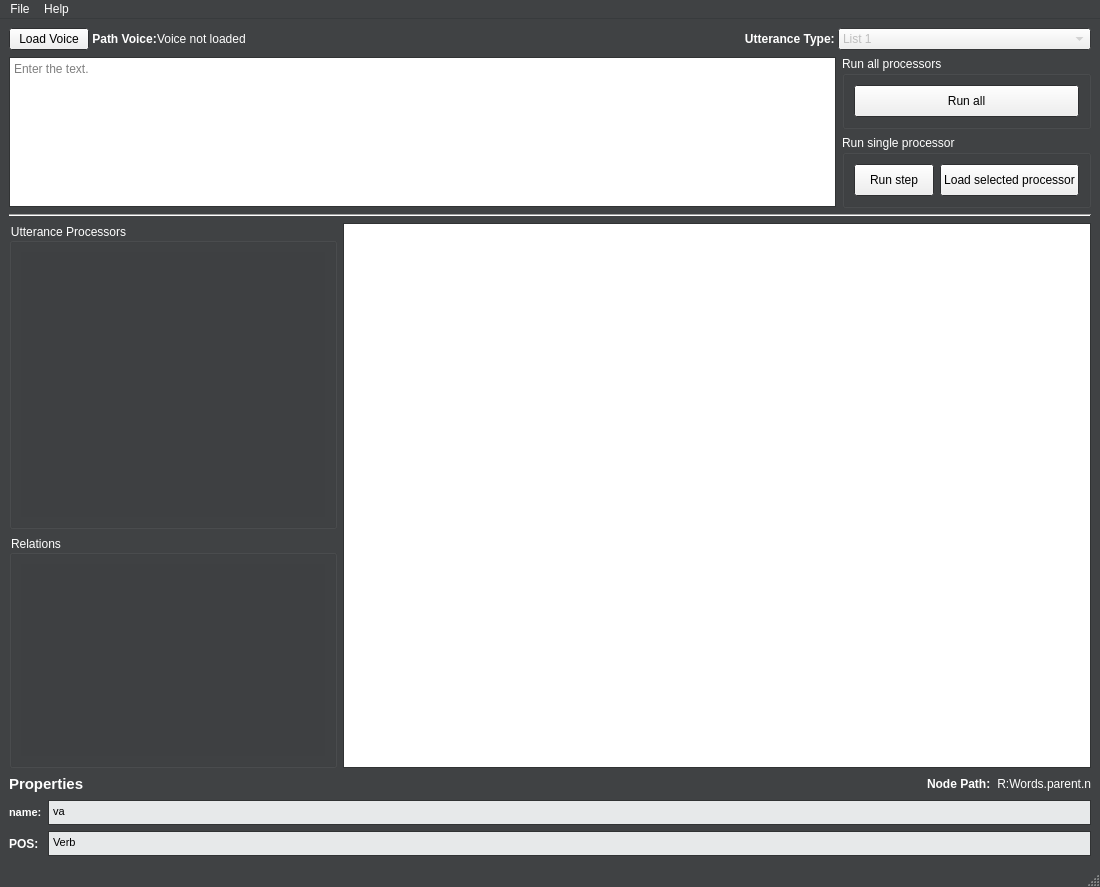
graphiteSWE/DeSpeect, file DeSpeect/Qt/src/view.ui: the form before one commit.
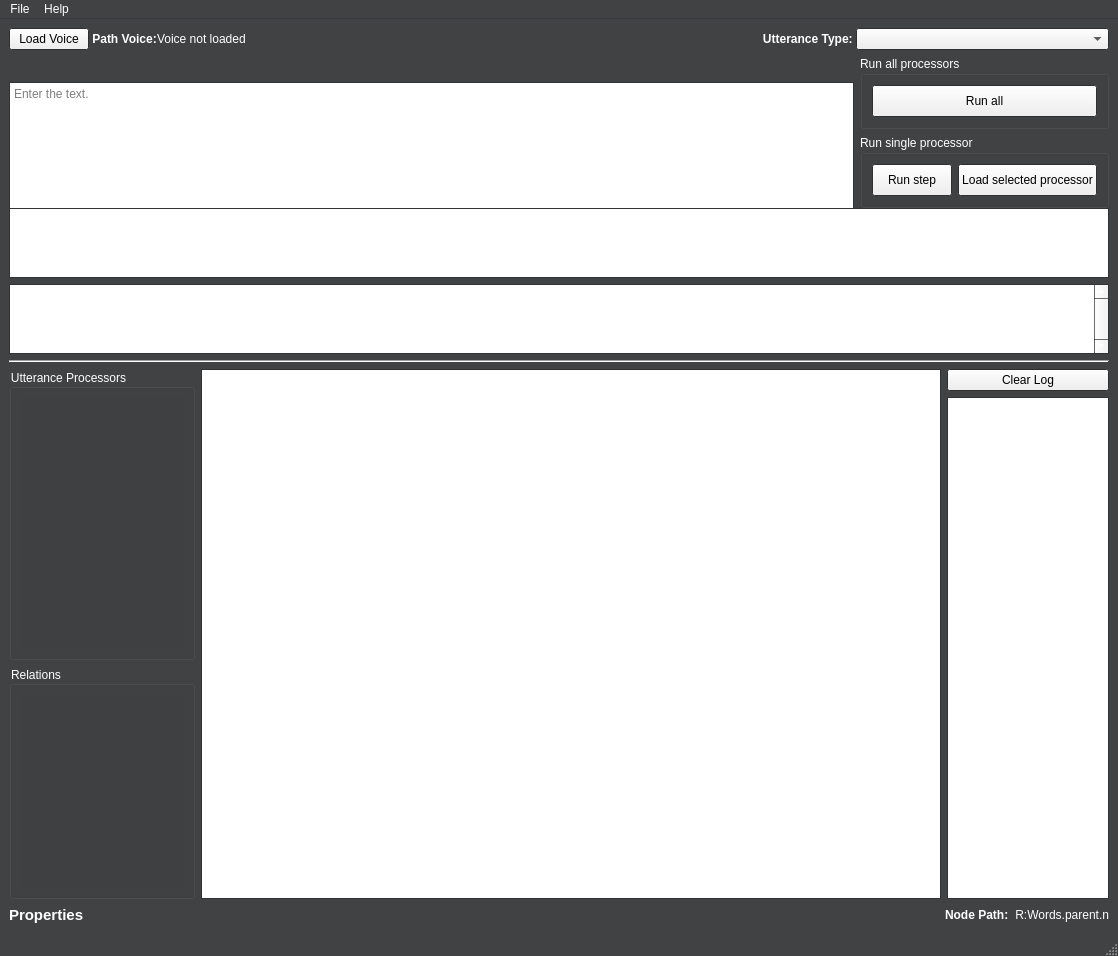
The form after the commit. Icons and pictures are not drawn.

What changed in the file:
```diff
--- a/DeSpeect/Qt/src/view.ui
+++ b/DeSpeect/Qt/src/view.ui
@@ -6,8 +6,8 @@
    <rect>
     <x>0</x>
     <y>0</y>
-    <width>1100</width>
-    <height>887</height>
+    <width>1118</width>
+    <height>899</height>
    </rect>
   </property>
   <property name="palette">
@@ -168,7 +168,7 @@
      <enum>QLayout::SetMaximumSize</enum>
     </property>
     <item>
-     <layout class="QVBoxLayout" name="LayoutSettings" stretch="0,0">
+     <layout class="QVBoxLayout" name="LayoutSettings" stretch="0,0,0">
       <property name="spacing">
        <number>0</number>
       </property>
@@ -265,7 +265,7 @@
         <item alignment="Qt::AlignRight">
          <widget class="QComboBox" name="comboBox">
           <property name="enabled">
-           <bool>false</bool>
+           <bool>true</bool>
           </property>
           <property name="minimumSize">
            <size>
@@ -279,31 +279,6 @@
             <height>25</height>
            </size>
           </property>
-          <item>
-           <property name="text">
-            <string>List 1</string>
-           </property>
-          </item>
-          <item>
-           <property name="text">
-            <string>List 2</string>
-           </property>
-          </item>
-          <item>
-           <property name="text">
-            <string>List 3</string>
-           </property>
-          </item>
-          <item>
-           <property name="text">
-            <string>List 4</string>
-           </property>
-          </item>
-          <item>
-           <property name="text">
-            <string>List 5</string>
-           </property>
-          </item>
          </widget>
         </item>
        </layout>
@@ -316,7 +291,7 @@
         <property name="sizeConstraint">
          <enum>QLayout::SetDefaultConstraint</enum>
         </property>
-        <item alignment="Qt::AlignVCenter">
+        <item>
          <widget class="QTextEdit" name="UtteranceText">
           <property name="minimumSize">
            <size>
@@ -398,8 +373,8 @@
            <string>&lt;!DOCTYPE HTML PUBLIC &quot;-//W3C//DTD HTML 4.0//EN&quot; &quot;http://www.w3.org/TR/REC-html40/strict.dtd&quot;&gt;
 &lt;html&gt;&lt;head&gt;&lt;meta name=&quot;qrichtext&quot; content=&quot;1&quot; /&gt;&lt;style type=&quot;text/css&quot;&gt;
 p, li { white-space: pre-wrap; }
-&lt;/style&gt;&lt;/head&gt;&lt;body style=&quot; font-family:'Sans Serif'; font-size:9pt; font-weight:400; font-style:normal;&quot;&gt;
-&lt;p style=&quot;-qt-paragraph-type:empty; margin-top:0px; margin-bottom:0px; margin-left:0px; margin-right:0px; -qt-block-indent:0; text-indent:0px;&quot;&gt;&lt;br /&gt;&lt;/p&gt;&lt;/body&gt;&lt;/html&gt;</string>
+&lt;/style&gt;&lt;/head&gt;&lt;body style=&quot; font-family:'Ubuntu'; font-size:11pt; font-weight:400; font-style:normal;&quot;&gt;
+&lt;p style=&quot;-qt-paragraph-type:empty; margin-top:0px; margin-bottom:0px; margin-left:0px; margin-right:0px; -qt-block-indent:0; text-indent:0px; font-family:'Sans Serif'; font-size:9pt;&quot;&gt;&lt;br /&gt;&lt;/p&gt;&lt;/body&gt;&lt;/html&gt;</string>
           </property>
           <property name="placeholderText">
            <string>Enter the text.</string>
@@ -484,8 +459,54 @@
         </item>
        </layout>
       </item>
+      <item>
+       <widget class="QListView" name="Properties">
+        <property name="font">
+         <font>
+          <pointsize>12</pointsize>
+         </font>
+        </property>
+        <property name="flow">
+         <enum>QListView::TopToBottom</enum>
+        </property>
+        <property name="wordWrap">
+         <bool>true</bool>
+        </property>
+       </widget>
+      </item>
      </layout>
     </item>
+    <item>
+     <widget class="QTableView" name="PropertyTable">
+      <property name="minimumSize">
+       <size>
+        <width>0</width>
+        <height>0</height>
+       </size>
+      </property>
+      <property name="maximumSize">
+       <size>
+        <width>1100</width>
+        <height>16777215</height>
+       </size>
+      </property>
+      <property name="verticalScrollBarPolicy">
+       <enum>Qt::ScrollBarAlwaysOn</enum>
+      </property>
+      <property name="sizeAdjustPolicy">
+       <enum>QAbstractScrollArea::AdjustToContents</enum>
+      </property>
+      <property name="textElideMode">
+       <enum>Qt::ElideNone</enum>
+      </property>
+      <property name="verticalScrollMode">
+       <enum>QAbstractItemView::ScrollPerPixel</enum>
+      </property>
+      <attribute name="horizontalHeaderVisible">
+       <bool>false</bool>
+      </attribute>
+     </widget>
+    </item>
     <item>
      <widget class="Line" name="line">
       <property name="orientation">
@@ -948,6 +969,24 @@
           </property>
          </widget>
         </item>
+        <item>
+         <layout class="QVBoxLayout" name="verticalLayout_7">
+          <item>
+           <widget class="QPushButton" name="LogClear">
+            <property name="text">
+             <string>Clear Log</string>
+            </property>
+           </widget>
+          </item>
+          <item>
+           <widget class="QPlainTextEdit" name="ErrorLog">
+            <property name="readOnly">
+             <bool>true</bool>
+            </property>
+           </widget>
+          </item>
+         </layout>
+        </item>
        </layout>
       </item>
       <item>
@@ -1024,201 +1063,6 @@
         <property name="sizeConstraint">
          <enum>QLayout::SetDefaultConstraint</enum>
         </property>
-        <item row="0" column="1">
-         <widget class="QTextBrowser" name="textBrowser">
-          <property name="enabled">
-           <bool>false</bool>
-          </property>
-          <property name="maximumSize">
-           <size>
-            <width>16777215</width>
-            <height>25</height>
-           </size>
-          </property>
-          <property name="palette">
-           <palette>
-            <active>
-             <colorrole role="Text">
-              <brush brushstyle="SolidPattern">
-               <color alpha="255">
-                <red>0</red>
-                <green>0</green>
-                <blue>0</blue>
-               </color>
-              </brush>
-             </colorrole>
-             <colorrole role="Base">
-              <brush brushstyle="SolidPattern">
-               <color alpha="255">
-                <red>255</red>
-                <green>255</green>
-                <blue>255</blue>
-               </color>
-              </brush>
-             </colorrole>
-            </active>
-            <inactive>
-             <colorrole role="Text">
-              <brush brushstyle="SolidPattern">
-               <color alpha="255">
-                <red>0</red>
-                <green>0</green>
-                <blue>0</blue>
-               </color>
-              </brush>
-             </colorrole>
-             <colorrole role="Base">
-              <brush brushstyle="SolidPattern">
-               <color alpha="255">
-                <red>255</red>
-                <green>255</green>
-                <blue>255</blue>
-               </color>
-              </brush>
-             </colorrole>
-            </inactive>
-            <disabled>
-             <colorrole role="Text">
-              <brush brushstyle="SolidPattern">
-               <color alpha="255">
-                <red>0</red>
-                <green>0</green>
-                <blue>0</blue>
-               </color>
-              </brush>
-             </colorrole>
-             <colorrole role="Base">
-              <brush brushstyle="SolidPattern">
-               <color alpha="255">
-                <red>231</red>
-                <green>233</green>
-                <blue>234</blue>
-               </color>
-              </brush>
-             </colorrole>
-            </disabled>
-           </palette>
-          </property>
-          <property name="html">
-           <string>&lt;!DOCTYPE HTML PUBLIC &quot;-//W3C//DTD HTML 4.0//EN&quot; &quot;http://www.w3.org/TR/REC-html40/strict.dtd&quot;&gt;
-&lt;html&gt;&lt;head&gt;&lt;meta name=&quot;qrichtext&quot; content=&quot;1&quot; /&gt;&lt;style type=&quot;text/css&quot;&gt;
-p, li { white-space: pre-wrap; }
-&lt;/style&gt;&lt;/head&gt;&lt;body style=&quot; font-family:'Sans Serif'; font-size:9pt; font-weight:400; font-style:normal;&quot;&gt;
-&lt;p style=&quot; margin-top:0px; margin-bottom:0px; margin-left:0px; margin-right:0px; -qt-block-indent:0; text-indent:0px;&quot;&gt;&lt;span style=&quot; font-family:'MS Shell Dlg 2'; font-size:8.25pt;&quot;&gt;va&lt;/span&gt;&lt;/p&gt;&lt;/body&gt;&lt;/html&gt;</string>
-          </property>
-         </widget>
-        </item>
-        <item row="0" column="0">
-         <widget class="QLabel" name="label_6">
-          <property name="font">
-           <font>
-            <pointsize>8</pointsize>
-            <weight>75</weight>
-            <bold>true</bold>
-           </font>
-          </property>
-          <property name="text">
-           <string>name:</string>
-          </property>
-         </widget>
-        </item>
-        <item row="3" column="1">
-         <widget class="QTextBrowser" name="textBrowser_2">
-          <property name="enabled">
-           <bool>false</bool>
-          </property>
-          <property name="maximumSize">
-           <size>
-            <width>16777215</width>
-            <height>25</height>
-           </size>
-          </property>
-          <property name="palette">
-           <palette>
-            <active>
-             <colorrole role="Text">
-              <brush brushstyle="SolidPattern">
-               <color alpha="255">
-                <red>0</red>
-                <green>0</green>
-                <blue>0</blue>
-               </color>
-              </brush>
-             </colorrole>
-             <colorrole role="Base">
-              <brush brushstyle="SolidPattern">
-               <color alpha="255">
-                <red>255</red>
-                <green>255</green>
-                <blue>255</blue>
-               </color>
-              </brush>
-             </colorrole>
-            </active>
-            <inactive>
-             <colorrole role="Text">
-              <brush brushstyle="SolidPattern">
-               <color alpha="255">
-                <red>0</red>
-                <green>0</green>
-                <blue>0</blue>
-               </color>
-              </brush>
-             </colorrole>
-             <colorrole role="Base">
-              <brush brushstyle="SolidPattern">
-               <color alpha="255">
-                <red>255</red>
-                <green>255</green>
-                <blue>255</blue>
-               </color>
-              </brush>
-             </colorrole>
-            </inactive>
-            <disabled>
-             <colorrole role="Text">
-              <brush brushstyle="SolidPattern">
-               <color alpha="255">
-                <red>0</red>
-                <green>0</green>
-                <blue>0</blue>
-               </color>
-              </brush>
-             </colorrole>
-             <colorrole role="Base">
-              <brush brushstyle="SolidPattern">
-               <color alpha="255">
-                <red>231</red>
-                <green>233</green>
-                <blue>234</blue>
-               </color>
-              </brush>
-             </colorrole>
-            </disabled>
-           </palette>
-          </property>
-          <property name="html">
-           <string>&lt;!DOCTYPE HTML PUBLIC &quot;-//W3C//DTD HTML 4.0//EN&quot; &quot;http://www.w3.org/TR/REC-html40/strict.dtd&quot;&gt;
-&lt;html&gt;&lt;head&gt;&lt;meta name=&quot;qrichtext&quot; content=&quot;1&quot; /&gt;&lt;style type=&quot;text/css&quot;&gt;
-p, li { white-space: pre-wrap; }
-&lt;/style&gt;&lt;/head&gt;&lt;body style=&quot; font-family:'Sans Serif'; font-size:9pt; font-weight:400; font-style:normal;&quot;&gt;
-&lt;p style=&quot; margin-top:0px; margin-bottom:0px; margin-left:0px; margin-right:0px; -qt-block-indent:0; text-indent:0px;&quot;&gt;&lt;span style=&quot; font-family:'MS Shell Dlg 2'; font-size:8.25pt;&quot;&gt;Verb&lt;/span&gt;&lt;/p&gt;&lt;/body&gt;&lt;/html&gt;</string>
-          </property>
-         </widget>
-        </item>
-        <item row="3" column="0">
-         <widget class="QLabel" name="label_7">
-          <property name="font">
-           <font>
-            <weight>75</weight>
-            <bold>true</bold>
-           </font>
-          </property>
-          <property name="text">
-           <string>POS:</string>
-          </property>
-         </widget>
-        </item>
        </layout>
       </item>
      </layout>
@@ -1230,8 +1074,8 @@
     <rect>
      <x>0</x>
      <y>0</y>
-     <width>1100</width>
-     <height>19</height>
+     <width>1118</width>
+     <height>22</height>
     </rect>
    </property>
    <property name="palette">
```
Left out of the diff: 4 changed lines with no effect on the pictures.
